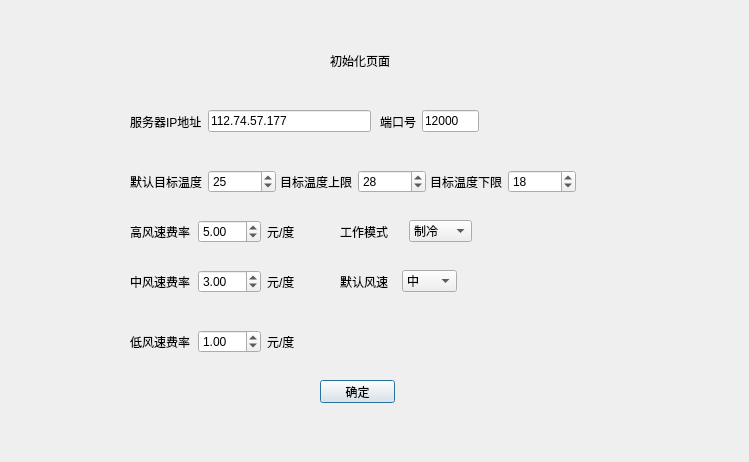
The window that ManagerClient/initialpage.ui (starsload/46572020) describes before a commit, drawn with Qt 5.
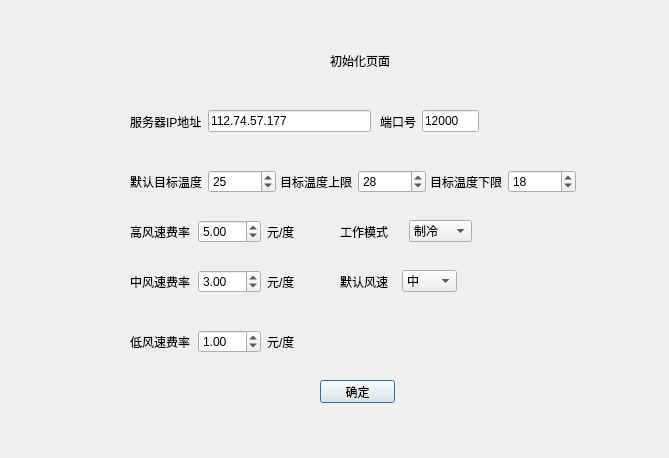
The same window after the commit. Icons and pictures are not drawn.

What changed in the file:
```diff
--- a/ManagerClient/initialpage.ui
+++ b/ManagerClient/initialpage.ui
@@ -6,10 +6,28 @@
    <rect>
     <x>0</x>
     <y>0</y>
-    <width>749</width>
-    <height>462</height>
+    <width>669</width>
+    <height>458</height>
    </rect>
   </property>
+  <property name="sizePolicy">
+   <sizepolicy hsizetype="Fixed" vsizetype="Fixed">
+    <horstretch>0</horstretch>
+    <verstretch>0</verstretch>
+   </sizepolicy>
+  </property>
+  <property name="minimumSize">
+   <size>
+    <width>669</width>
+    <height>458</height>
+   </size>
+  </property>
+  <property name="maximumSize">
+   <size>
+    <width>669</width>
+    <height>458</height>
+   </size>
+  </property>
   <property name="windowTitle">
    <string>Dialog</string>
   </property>
```
Left out of the diff: 2 changed lines with no effect on the pictures.
